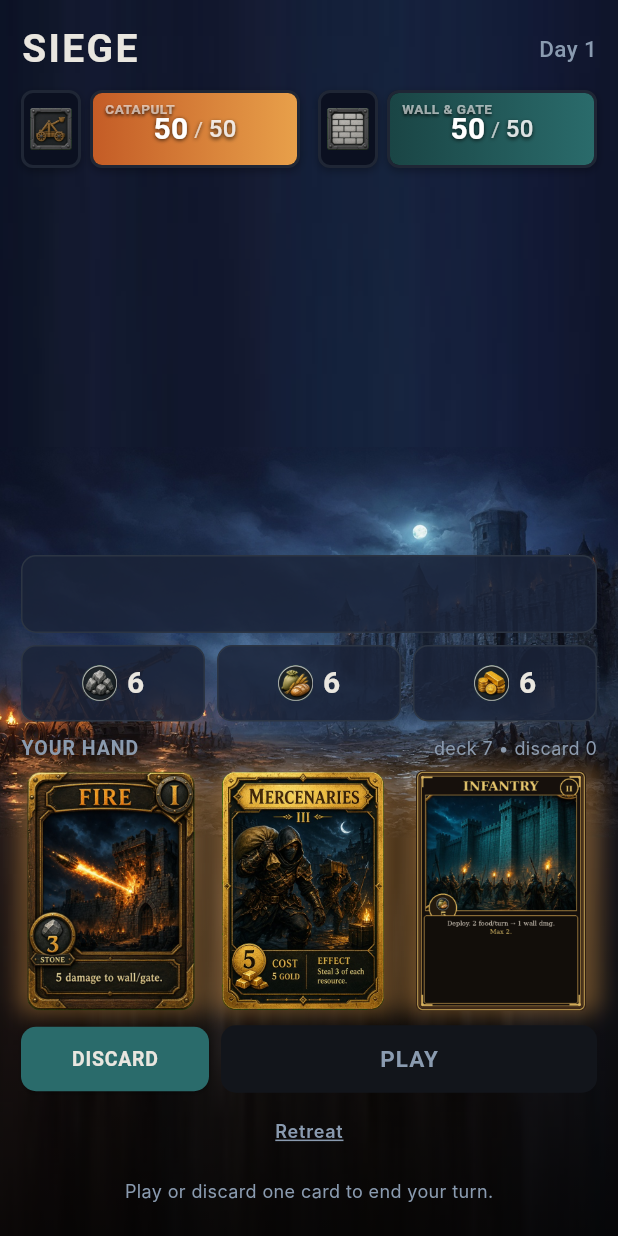
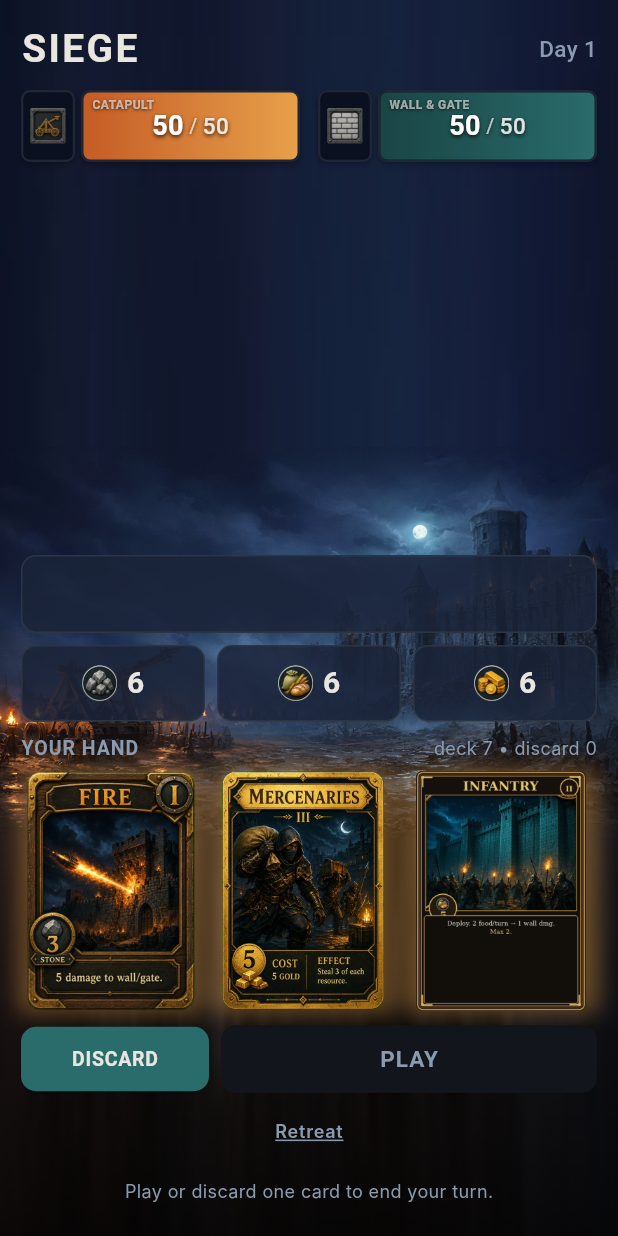
Before and after one commit to benedusi/castle-hero, a Flutter app: the screen it shows after launch, after a tap on "ATTACK", on a phone screen of 412 x 824 dp. Run offline on Flutter 3.47's test engine with Material 3 defaults, Android fonts, the phone set to English and light mode, and no system bars; Roboto replaces fonts that are missing (Inter, Oswald).

Commit message:
Bugfix: prevent HP strip overflow at narrow widths (~390px)
Mid-fight wall strip Row overflow (yellow OVERFLOWED) at ~390px phone portrait
width when both fire countdown + infantry badges present.

Fixes for narrow widths (~390px per strip, half of 780 in dual layout):

1. Icon reduced: 40×52 → 36×48 (saved 4×4)
   - Icon image: 28×28 → 24×24
   - Border: 2px → 1.5px
   - Gap after: 6px → 4px

2. HP bar optimized: 52 → 48 height
   - Border: 2px → 1.5px
   - HP text sizes: 20/14/16 → 18/13/15 (readable but tighter)
   - Label: 9px → 8px
   - MUST be Expanded to flex with available width

3. Badges ultra-compact (minimal width, never force bar below readable):
   - Badge size: 24×24 → 18×18 (saved 6×6)
   - Badge image: 20×20 → 14×14
   - Gap before badges: 6px → 4px
   - Gap between fire/infantry: 4px → 3px
   - Gap after badge icon: 4px → 2px
   - Badge text: 11px → 10px

Width budget at ~390px:
- Icon: 36px
- Gap: 4px
- HP bar: ~240-260px (Expanded, flexible)
- Gap: 4px
- Badges (both fire + infantry): ~85px
  - Fire: 18 (badge) + 2 (gap) + ~25 (3→2→1 text) = ~45px
  - Gap: 3px
  - Infantry: 18 (badge) + 2 (gap) + ~20 (×2 text) = ~40px
- Total: ~372px (fits in 390px with margin)

Result: With both fire + infantry active on wall, current/max fully visible.
No overflow banner. HP bar Expanded takes remaining width. Badges compact.
Numbers centered readable. Layout verified at ~390px strip width.

No engine changes.

Co-authored-by: Giovani <benedusi@users.noreply.github.com>

```diff
--- a/lib/ui/screens/battle_screen.dart
+++ b/lib/ui/screens/battle_screen.dart
@@ -233,21 +233,21 @@ class _BattleScreenState extends State<BattleScreen> {
 
     return Row(
       children: [
-        // HUD icon (catapult LEFT warm / wall RIGHT cool)
+        // HUD icon (catapult LEFT warm / wall RIGHT cool) - fixed small size
         Container(
-          width: 40,
-          height: 52,
+          width: 36,
+          height: 48,
           decoration: BoxDecoration(
             color: SiegeTheme.background,
             border: Border.all(
               color: SiegeTheme.line.withOpacity(0.6),
-              width: 2,
+              width: 1.5,
             ),
-            borderRadius: BorderRadius.circular(8),
+            borderRadius: BorderRadius.circular(6),
             boxShadow: [
               BoxShadow(
                 color: Colors.black.withOpacity(0.3),
-                blurRadius: 4,
+                blurRadius: 3,
                 offset: const Offset(0, 2),
               ),
             ],
@@ -255,36 +255,36 @@ class _BattleScreenState extends State<BattleScreen> {
           child: Center(
             child: Image.asset(
               iconAsset,
-              width: 28,
-              height: 28,
+              width: 24,
+              height: 24,
               fit: BoxFit.contain,
               // NO color tint - draw as-authored with alpha
             ),
           ),
         ),
-        const SizedBox(width: 6),
-        // HP strip
+        const SizedBox(width: 4),
+        // HP strip - MUST be Expanded to flex with available width
         Expanded(
           child: Container(
-            height: 52,
+            height: 48,
             decoration: BoxDecoration(
               // Beveled dark frame
               color: SiegeTheme.background,
               border: Border.all(
                 color: SiegeTheme.line.withOpacity(0.6),
-                width: 2,
+                width: 1.5,
               ),
-              borderRadius: BorderRadius.circular(8),
+              borderRadius: BorderRadius.circular(6),
               boxShadow: [
                 BoxShadow(
                   color: Colors.black.withOpacity(0.3),
-                  blurRadius: 4,
+                  blurRadius: 3,
                   offset: const Offset(0, 2),
                 ),
               ],
             ),
             child: ClipRRect(
-              borderRadius: BorderRadius.circular(6),
+              borderRadius: BorderRadius.circular(5),
               child: Stack(
                 children: [
                   // Background
@@ -317,7 +317,7 @@ class _BattleScreenState extends State<BattleScreen> {
                             '$current',
                             style: TextStyle(
                               fontFamily: 'Oswald',
-                              fontSize: 20,
+                              fontSize: 18,
                               fontWeight: FontWeight.w700,
                               color: Colors.white,
                               shadows: [
@@ -333,7 +333,7 @@ class _BattleScreenState extends State<BattleScreen> {
                             ' / ',
                             style: TextStyle(
                               fontFamily: 'Oswald',
-                              fontSize: 14,
+                              fontSize: 13,
                               fontWeight: FontWeight.w400,
                               color: Colors.white.withOpacity(0.7),
                               shadows: [
@@ -349,7 +349,7 @@ class _BattleScreenState extends State<BattleScreen> {
                             '$max',
                             style: TextStyle(
                               fontFamily: 'Oswald',
-                              fontSize: 16,
+                              fontSize: 15,
                               fontWeight: FontWeight.w500,
                               color: Colors.white.withOpacity(0.85),
                               shadows: [
@@ -367,15 +367,15 @@ class _BattleScreenState extends State<BattleScreen> {
                   ),
                   // Label (top-left corner, small)
                   Positioned(
-                    left: 8,
-                    top: 4,
+                    left: 6,
+                    top: 3,
                     child: Text(
                       label.toUpperCase(),
                       style: TextStyle(
                         fontFamily: 'Oswald',
-                        fontSize: 9,
+                        fontSize: 8,
                         fontWeight: FontWeight.w600,
-                        letterSpacing: 0.36,
+                        letterSpacing: 0.32,
                         color: Colors.white.withOpacity(0.6),
                         shadows: [
                           Shadow(
@@ -392,9 +392,9 @@ class _BattleScreenState extends State<BattleScreen> {
             ),
           ),
         ),
-        // Status badges to the RIGHT of the bar (outside fill, never cover text)
+        // Compact status badges to the RIGHT of the bar (never cover text, minimal width)
         if (hasBadges) ...[
-          const SizedBox(width: 6),
+          const SizedBox(width: 4),
           Column(
             mainAxisSize: MainAxisSize.min,
             crossAxisAlignment: CrossAxisAlignment.start,
@@ -402,7 +402,7 @@ class _BattleScreenState extends State<BattleScreen> {
               if (fire.isNotEmpty)
                 _buildCompactFireBadge(fire),
               if (fire.isNotEmpty && infantry != null && infantry > 0)
-                const SizedBox(height: 4),
+                const SizedBox(height: 3),
               if (infantry != null && infantry > 0)
                 _buildCompactInfantryBadge(infantry),
             ],
@@ -489,14 +489,14 @@ class _BattleScreenState extends State<BattleScreen> {
   }
 
   Widget _buildCompactFireBadge(List<int> fire) {
-    // Compact fire badge to the right of HP bar: circular badge + countdown
+    // Ultra-compact fire badge for narrow widths: small circular badge + short countdown
     return Row(
       mainAxisSize: MainAxisSize.min,
       children: [
-        // Circular fire badge
+        // Circular fire badge (smaller for tight widths)
         Container(
-          width: 24,
-          height: 24,
+          width: 18,
+          height: 18,
           decoration: BoxDecoration(
             shape: BoxShape.circle,
             border: Border.all(
@@ -507,19 +507,19 @@ class _BattleScreenState extends State<BattleScreen> {
           child: Center(
             child: Image.asset(
               'assets/art/production/badges/badge-fire.png',
-              width: 20,
-              height: 20,
+              width: 14,
+              height: 14,
               fit: BoxFit.contain,
             ),
           ),
         ),
-        const SizedBox(width: 4),
-        // Live countdown text beside the badge
+        const SizedBox(width: 2),
+        // Live countdown text beside the badge (compact)
         Text(
           fire.join('→'),
           style: TextStyle(
             fontFamily: 'Oswald',
-            fontSize: 11,
+            fontSize: 10,
             fontWeight: FontWeight.w700,
             color: SiegeTheme.danger,
             shadows: [
@@ -536,14 +536,14 @@ class _BattleScreenState extends State<BattleScreen> {
   }
 
   Widget _buildCompactInfantryBadge(int infantry) {
-    // Compact infantry badge to the right of HP bar
+    // Ultra-compact infantry badge for narrow widths
     return Row(
       mainAxisSize: MainAxisSize.min,
       children: [
-        // Circular infantry badge
+        // Circular infantry badge (smaller for tight widths)
         Container(
-          width: 24,
-          height: 24,
+          width: 18,
+          height: 18,
           decoration: BoxDecoration(
             shape: BoxShape.circle,
             border: Border.all(
@@ -554,19 +554,19 @@ class _BattleScreenState extends State<BattleScreen> {
           child: Center(
             child: Image.asset(
               'assets/art/production/badges/badge-infantry.png',
-              width: 20,
-              height: 20,
+              width: 14,
+              height: 14,
               fit: BoxFit.contain,
             ),
           ),
         ),
-        const SizedBox(width: 4),
-        // Stack count beside the badge
+        const SizedBox(width: 2),
+        // Stack count beside the badge (compact)
         Text(
           '×$infantry',
           style: TextStyle(
             fontFamily: 'Oswald',
-            fontSize: 11,
+            fontSize: 10,
             fontWeight: FontWeight.w700,
             color: SiegeTheme.attacker,
             shadows: [
```
